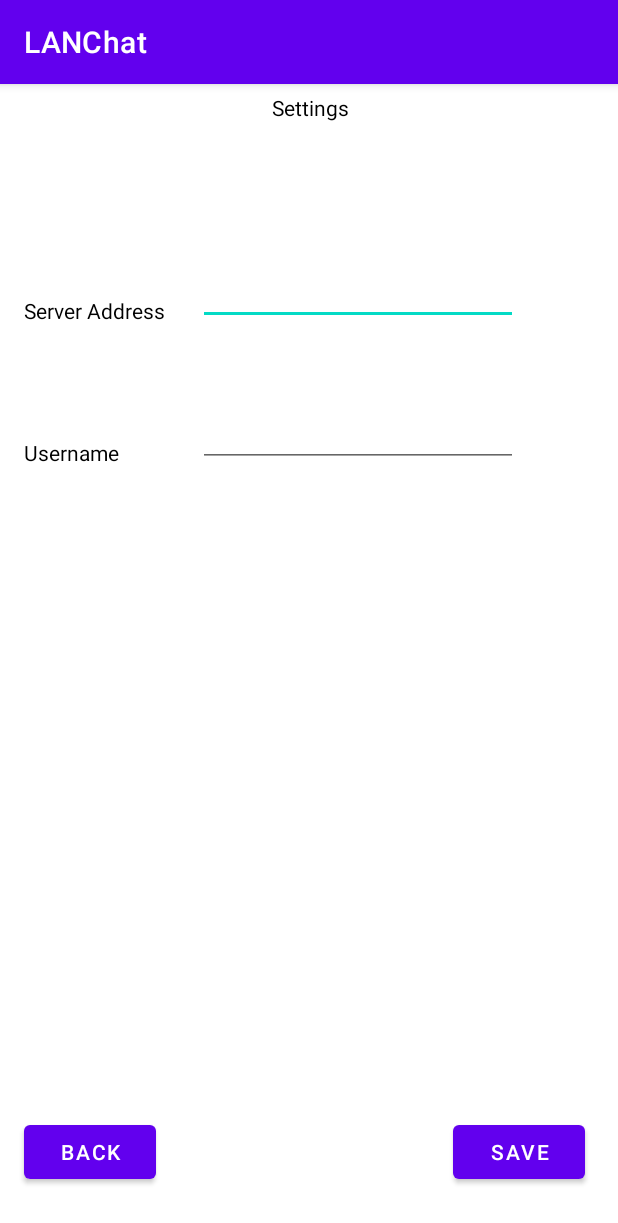
After one commit to liolin/mge, an Android app: the SettingsActivity screen opened directly, with no data from a screen before it, on a phone screen of 412 x 824 dp. The commit adds this screen. Shown: the top 1223 px of the screen. Run offline under Robolectric (Android 15) with nearby library versions, the phone set to English and light mode, and no system bars.

Commit message:
Clean up the Activity Screens

```diff
--- a/app/src/main/AndroidManifest.xml
+++ b/app/src/main/AndroidManifest.xml
@@ -9,6 +9,9 @@
         android:roundIcon="@mipmap/ic_launcher_round"
         android:supportsRtl="true"
         android:theme="@style/Theme.LANChat">
+        <activity
+            android:name=".SettingsActivity"
+            android:exported="true" />
         <activity
             android:name=".ChatActivity"
             android:exported="true" />
--- a/app/src/main/java/ch/ost/mge/mini/lanchat/ChatActivity.kt
+++ b/app/src/main/java/ch/ost/mge/mini/lanchat/ChatActivity.kt
@@ -12,7 +12,7 @@ class ChatActivity : AppCompatActivity() {
 
 
         val goToHomeIntend = Intent(this, MainActivity::class.java)
-        val btnBack = findViewById<Button>(R.id.btnBackToHome)
+        val btnBack = findViewById<Button>(R.id.btnChatBackToHome)
         btnBack.setOnClickListener { startActivity(goToHomeIntend) }
     }
 }
--- a/app/src/main/java/ch/ost/mge/mini/lanchat/MainActivity.kt
+++ b/app/src/main/java/ch/ost/mge/mini/lanchat/MainActivity.kt
@@ -11,7 +11,10 @@ class MainActivity : AppCompatActivity() {
         setContentView(R.layout.activity_main)
 
         val switchToChatActivityIntend = Intent(this, ChatActivity::class.java)
+        val switchToSettingsActivity = Intent(this, SettingsActivity::class.java);
         val chatButton = findViewById<Button>(R.id.btnGoToChat);
+        val settingsButton = findViewById<Button>(R.id.btnGoToSettings)
         chatButton.setOnClickListener { startActivity(switchToChatActivityIntend) }
+        settingsButton.setOnClickListener { startActivity(switchToSettingsActivity) }
     }
 }
--- /dev/null
+++ b/app/src/main/java/ch/ost/mge/mini/lanchat/SettingsActivity.kt
@@ -0,0 +1,17 @@
+package ch.ost.mge.mini.lanchat
+
+import android.content.Intent
+import androidx.appcompat.app.AppCompatActivity
+import android.os.Bundle
+import android.widget.Button
+
+class SettingsActivity : AppCompatActivity() {
+    override fun onCreate(savedInstanceState: Bundle?) {
+        super.onCreate(savedInstanceState)
+        setContentView(R.layout.activity_settings)
+
+        val switchToHomeActivity = Intent(this, MainActivity::class.java)
+        val btnBack = findViewById<Button>(R.id.btnSettingsBackToHome)
+        btnBack.setOnClickListener { startActivity(switchToHomeActivity) }
+    }
+}
--- a/app/src/main/res/layout/activity_chat.xml
+++ b/app/src/main/res/layout/activity_chat.xml
@@ -16,7 +16,7 @@
         app:layout_constraintBottom_toBottomOf="parent"
         app:layout_constraintEnd_toEndOf="parent"
         app:layout_constraintStart_toStartOf="parent"
-        app:layout_constraintTop_toBottomOf="@+id/btnBackToHome" />
+        app:layout_constraintTop_toBottomOf="@+id/btnChatBackToHome" />
 
     <EditText
         android:id="@+id/txtMessage"
@@ -26,7 +26,7 @@
         android:layout_marginEnd="10dp"
         android:layout_marginBottom="14dp"
         android:ems="10"
-        android:hint="Write your message"
+        android:hint="@string/write_your_message"
         android:inputType="textPersonName"
         android:minHeight="48dp"
         app:layout_constraintBottom_toBottomOf="parent"
@@ -35,7 +35,7 @@
         app:layout_constraintTop_toTopOf="@+id/btnSend" />
 
     <TextView
-        android:id="@+id/txvChatTitle"
+        android:id="@+id/lblChatTitle"
         android:layout_width="0dp"
         android:layout_height="45dp"
         android:layout_marginStart="1dp"
@@ -44,7 +44,7 @@
         android:layout_marginBottom="32dp"
         android:paddingStart="170dp"
         android:paddingTop="13dp"
-        android:text="Chatview"
+        android:text="@string/chatview"
         android:textColor="@color/black"
         app:layout_constraintBottom_toTopOf="@+id/viewChat"
         app:layout_constraintEnd_toEndOf="parent"
@@ -57,7 +57,7 @@
         android:layout_height="wrap_content"
         android:layout_marginEnd="22dp"
         android:layout_marginBottom="16dp"
-        android:text="Send"
+        android:text="@string/send"
         app:layout_constraintBottom_toBottomOf="parent"
         app:layout_constraintEnd_toEndOf="parent"
         app:layout_constraintStart_toEndOf="@+id/txtMessage"
@@ -71,15 +71,15 @@
         app:layout_constraintGuide_begin="78dp" />
 
     <Button
-        android:id="@+id/btnBackToHome"
+        android:id="@+id/btnChatBackToHome"
         android:layout_width="wrap_content"
         android:layout_height="wrap_content"
         android:layout_marginStart="16dp"
         android:layout_marginTop="18dp"
         android:layout_marginBottom="27dp"
-        android:text="Back"
+        android:text="@string/back"
         app:layout_constraintBottom_toTopOf="@+id/viewChat"
-        app:layout_constraintStart_toStartOf="@+id/txvChatTitle"
+        app:layout_constraintStart_toStartOf="@+id/lblChatTitle"
         app:layout_constraintTop_toTopOf="parent" />
 
 </androidx.constraintlayout.widget.ConstraintLayout>
--- /dev/null
+++ b/app/src/main/res/layout/activity_settings.xml
@@ -0,0 +1,90 @@
+<?xml version="1.0" encoding="utf-8"?>
+<androidx.constraintlayout.widget.ConstraintLayout xmlns:android="http://schemas.android.com/apk/res/android"
+    xmlns:app="http://schemas.android.com/apk/res-auto"
+    xmlns:tools="http://schemas.android.com/tools"
+    android:layout_width="match_parent"
+    android:layout_height="match_parent"
+    tools:context=".SettingsActivity">
+
+    <TextView
+        android:id="@+id/lblServerAddress"
+        android:layout_width="wrap_content"
+        android:layout_height="wrap_content"
+        android:layout_marginStart="16dp"
+        android:layout_marginTop="97dp"
+        android:layout_marginBottom="95dp"
+        android:labelFor="@id/txtServerAddress"
+        android:text="@string/server_address"
+        android:textColor="@color/black"
+        app:layout_constraintBottom_toBottomOf="@+id/txtUsername"
+        app:layout_constraintStart_toStartOf="parent"
+        app:layout_constraintTop_toBottomOf="@+id/lblSettingsTitle" />
+
+    <EditText
+        android:id="@+id/txtServerAddress"
+        android:layout_width="wrap_content"
+        android:layout_height="wrap_content"
+        android:layout_marginStart="22dp"
+        android:ems="10"
+        android:inputType="textPersonName"
+        android:minHeight="48dp"
+        app:layout_constraintBottom_toBottomOf="@+id/lblServerAddress"
+        app:layout_constraintStart_toEndOf="@+id/lblServerAddress" />
+
+    <TextView
+        android:id="@+id/lblUsername"
+        android:layout_width="wrap_content"
+        android:layout_height="wrap_content"
+        android:layout_marginStart="16dp"
+        android:layout_marginTop="236dp"
+        android:labelFor="@id/txtUsername"
+        android:text="@string/username"
+        android:textColor="@color/black"
+        app:layout_constraintStart_toStartOf="parent"
+        app:layout_constraintTop_toTopOf="parent" />
+
+    <EditText
+        android:id="@+id/txtUsername"
+        android:layout_width="wrap_content"
+        android:layout_height="wrap_content"
+        android:ems="10"
+        android:inputType="textPersonName"
+        android:minHeight="48dp"
+        app:layout_constraintBottom_toBottomOf="@+id/lblUsername"
+        app:layout_constraintEnd_toEndOf="@+id/txtServerAddress"
+        app:layout_constraintStart_toStartOf="@+id/txtServerAddress" />
+
+    <Button
+        android:id="@+id/btnSettingsBackToHome"
+        android:layout_width="wrap_content"
+        android:layout_height="wrap_content"
+        android:layout_marginStart="16dp"
+        android:layout_marginBottom="32dp"
+        android:text="@string/back"
+        app:layout_constraintBottom_toBottomOf="parent"
+        app:layout_constraintStart_toStartOf="parent" />
+
+    <Button
+        android:id="@+id/btnSave"
+        android:layout_width="wrap_content"
+        android:layout_height="wrap_content"
+        android:layout_marginEnd="22dp"
+        android:layout_marginBottom="32dp"
+        android:text="@string/save"
+        app:layout_constraintBottom_toBottomOf="parent"
+        app:layout_constraintEnd_toEndOf="parent" />
+
+    <TextView
+        android:id="@+id/lblSettingsTitle"
+        android:layout_width="0dp"
+        android:layout_height="38dp"
+        android:layout_marginStart="1dp"
+        android:layout_marginTop="6dp"
+        android:layout_marginEnd="1dp"
+        android:paddingStart="180dp"
+        android:text="@string/settings"
+        android:textColor="@color/black"
+        app:layout_constraintEnd_toEndOf="parent"
+        app:layout_constraintStart_toStartOf="parent"
+        app:layout_constraintTop_toTopOf="parent" />
+</androidx.constraintlayout.widget.ConstraintLayout>
--- a/app/src/main/res/values/strings.xml
+++ b/app/src/main/res/values/strings.xml
@@ -2,4 +2,12 @@
     <string name="app_name">LANChat</string>
     <string name="lets_chat">Let\'s Chat</string>
     <string name="settings">Settings</string>
+    <string name="back">Back</string>
+    <string name="send">Send</string>
+    <string name="write_your_message">Write your message</string>
+    <string name="chatview">Chatview</string>
+    <string name="save">Save</string>
+    <string name="settings">Settings</string>
+    <string name="server_address">Server Address</string>
+    <string name="username">Username</string>
 </resources>
```
